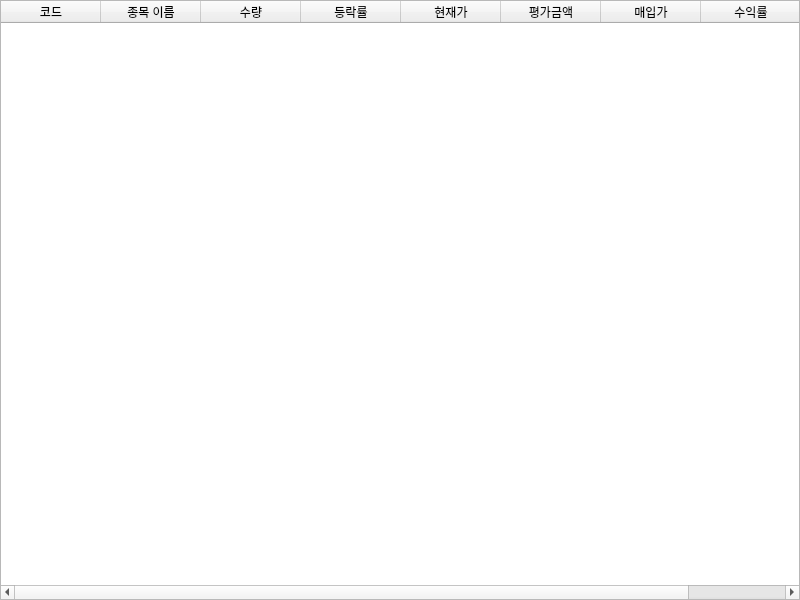
The window that GUI/balance_win.ui (Fvesta/autotrading2) describes before a commit, drawn with Qt 5.
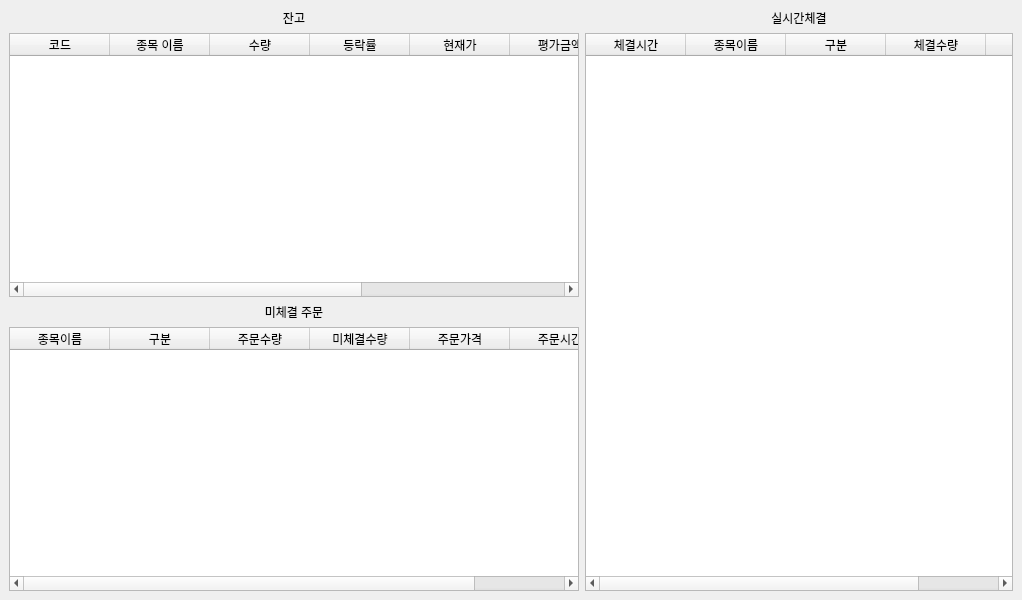
The same window after the commit.

The edit to the form file:
```diff
--- a/GUI/balance_win.ui
+++ b/GUI/balance_win.ui
@@ -6,7 +6,7 @@
    <rect>
     <x>0</x>
     <y>0</y>
-    <width>800</width>
+    <width>1022</width>
     <height>600</height>
    </rect>
   </property>
@@ -14,25 +14,28 @@
    <string>MainWindow</string>
   </property>
   <widget class="QWidget" name="centralwidget">
-   <layout class="QVBoxLayout" name="verticalLayout_2">
-    <property name="spacing">
-     <number>0</number>
-    </property>
-    <property name="leftMargin">
-     <number>0</number>
-    </property>
-    <property name="topMargin">
-     <number>0</number>
-    </property>
-    <property name="rightMargin">
-     <number>0</number>
-    </property>
-    <property name="bottomMargin">
-     <number>0</number>
-    </property>
-    <item>
-     <layout class="QVBoxLayout" name="verticalLayout">
-      <item>
+   <layout class="QGridLayout" name="gridLayout" columnstretch="4,3">
+    <item row="0" column="0">
+     <widget class="QLabel" name="label_2">
+      <property name="text">
+       <string>잔고</string>
+      </property>
+      <property name="alignment">
+       <set>Qt::AlignCenter</set>
+      </property>
+     </widget>
+    </item>
+    <item row="0" column="1">
+     <widget class="QLabel" name="label_3">
+      <property name="text">
+       <string>실시간체결</string>
+      </property>
+      <property name="alignment">
+       <set>Qt::AlignCenter</set>
+      </property>
+     </widget>
+    </item>
+    <item row="1" column="0">
        <widget class="QTableWidget" name="holding_table">
         <property name="editTriggers">
          <set>QAbstractItemView::NoEditTriggers</set>
@@ -82,7 +85,78 @@
         </column>
        </widget>
       </item>
-     </layout>
+    <item row="1" column="1" rowspan="3">
+     <widget class="QTableWidget" name="tableWidget_2">
+      <column>
+       <property name="text">
+        <string>체결시간</string>
+       </property>
+      </column>
+      <column>
+       <property name="text">
+        <string>종목이름</string>
+       </property>
+      </column>
+      <column>
+       <property name="text">
+        <string>구분</string>
+       </property>
+      </column>
+      <column>
+       <property name="text">
+        <string>체결수량</string>
+       </property>
+      </column>
+      <column>
+       <property name="text">
+        <string>체결가격</string>
+       </property>
+      </column>
+     </widget>
+    </item>
+    <item row="2" column="0">
+     <widget class="QLabel" name="label">
+      <property name="text">
+       <string>미체결 주문</string>
+      </property>
+      <property name="alignment">
+       <set>Qt::AlignCenter</set>
+      </property>
+     </widget>
+    </item>
+    <item row="3" column="0">
+     <widget class="QTableWidget" name="tableWidget">
+      <column>
+       <property name="text">
+        <string>종목이름</string>
+       </property>
+      </column>
+      <column>
+       <property name="text">
+        <string>구분</string>
+       </property>
+      </column>
+      <column>
+       <property name="text">
+        <string>주문수량</string>
+       </property>
+      </column>
+      <column>
+       <property name="text">
+        <string>미체결수량</string>
+       </property>
+      </column>
+      <column>
+       <property name="text">
+        <string>주문가격</string>
+       </property>
+      </column>
+      <column>
+       <property name="text">
+        <string>주문시간</string>
+       </property>
+      </column>
+     </widget>
     </item>
    </layout>
   </widget>
```
Lines whose indentation alone changed are shown as unchanged.
